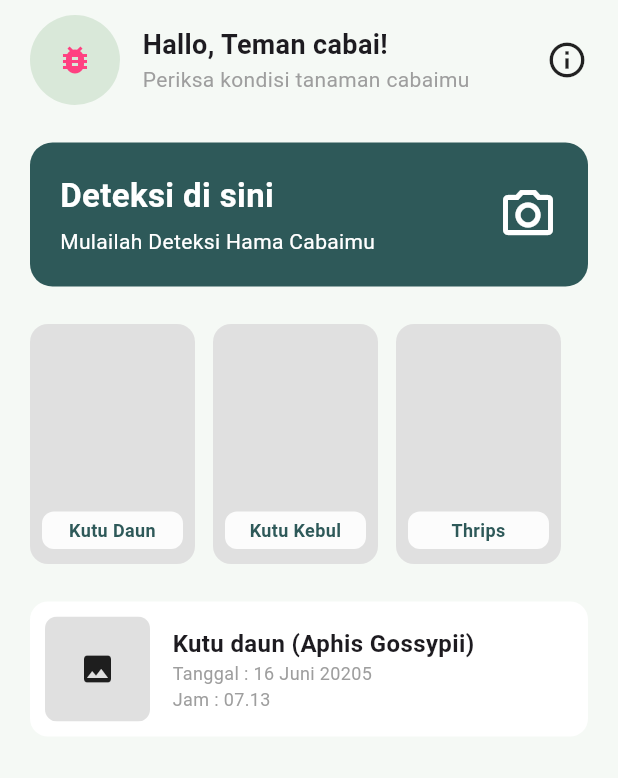
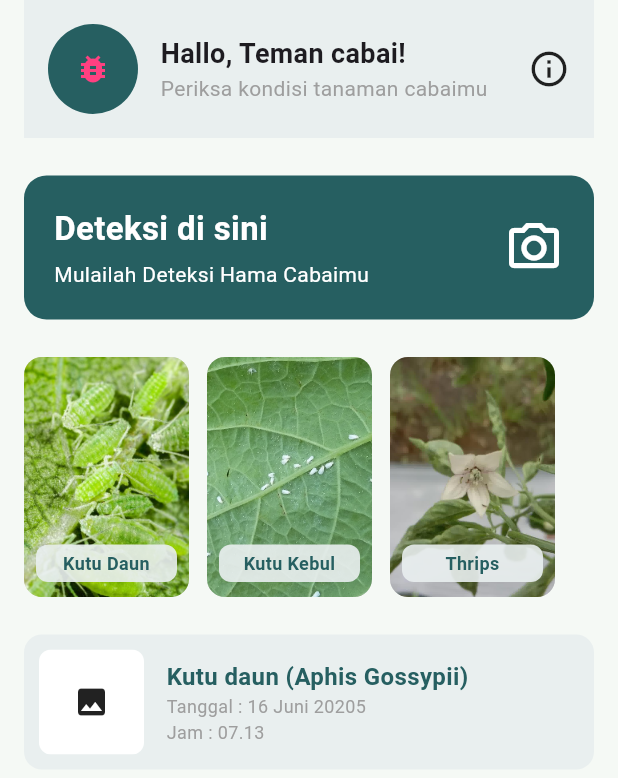
Before and after one commit to selvi937rn/hama_cabai_detect, a Flutter app: the screen it shows after launch, on a phone screen of 412 x 824 dp. Shown: the top 778 px of the screen. Run offline on Flutter 3.47's test engine with Material 3 defaults, Android fonts, the phone set to English and light mode, and no system bars; our stand-ins replace camera, image_picker; missing offline and left inert: tflite_flutter.

Commit message:
perbaikan ui dan color, gambar hama

```diff
--- a/lib/screens/home_page.dart
+++ b/lib/screens/home_page.dart
@@ -13,7 +13,7 @@ class HomePage extends StatelessWidget {
     return Scaffold(
       body: SafeArea(
         child: SingleChildScrollView(
-          padding: const EdgeInsets.symmetric(horizontal: 20.0, vertical: 10.0),
+          padding: const EdgeInsets.symmetric(horizontal: 16.0, vertical: 0.0),
           child: Column(
             crossAxisAlignment: CrossAxisAlignment.start,
             children: [
--- a/lib/widgets/detection_banner.dart
+++ b/lib/widgets/detection_banner.dart
@@ -8,7 +8,7 @@ class DetectionBanner extends StatelessWidget {
     return  Container(
       padding: const EdgeInsets.all(20),
       decoration: BoxDecoration(
-        color: const Color(0xFF2E5959),
+        color: const Color(0xFF265F61),
         borderRadius: BorderRadius.circular(15),
       ),
       child: Row(
--- a/lib/widgets/header_section.dart
+++ b/lib/widgets/header_section.dart
@@ -5,11 +5,14 @@ class HeaderSection extends StatelessWidget {
 
   @override
   Widget build(BuildContext context) {
-    return Row(
+    return Container(
+      color: Color(0xFFE9EFEF),
+      padding: const EdgeInsets.all(16.0),
+      child: Row(
         children: [
           const CircleAvatar(
             radius: 30,
-          backgroundColor: Color(0xFFD9E8D9),
+            backgroundColor: Color(0xFF265F61),
             child: Icon(
               Icons.bug_report,
               color: Colors.pinkAccent, //bisa diganti images asset
@@ -33,6 +36,7 @@ class HeaderSection extends StatelessWidget {
           ),
           const Icon(Icons.info_outline, size: 28,)
         ],
+      ),
     );
   }
 }
--- a/lib/widgets/history_item_card.dart
+++ b/lib/widgets/history_item_card.dart
@@ -9,7 +9,7 @@ class HistoryItemCard extends StatelessWidget {
       margin: const EdgeInsets.only(bottom: 18),
       padding: const EdgeInsets.all(10),
       decoration: BoxDecoration(
-        color: Colors.white,
+        color: Color(0xFFE9EFEF),
         borderRadius: BorderRadius.circular(12),
       ),
       child: Row(
@@ -19,7 +19,7 @@ class HistoryItemCard extends StatelessWidget {
             child: Container(
               width: 70,
               height: 70,
-              color: Colors.grey[300],
+              color: Colors.white,
               child: const Icon(Icons.image),
             ),
           ),
@@ -27,7 +27,7 @@ class HistoryItemCard extends StatelessWidget {
           Column(
             crossAxisAlignment: CrossAxisAlignment.start,
             children: [
-              Text("Kutu daun (Aphis Gossypii)", style: TextStyle(fontWeight: FontWeight.bold, fontSize: 16),),
+              Text("Kutu daun (Aphis Gossypii)", style: TextStyle(fontWeight: FontWeight.bold, fontSize: 16, color: Color(0xFF265F61)),),
               Text("Tanggal : 16 Juni 20205", style: TextStyle(color: Colors.grey, fontSize: 12)),
               Text("Jam : 07.13", style: TextStyle(color: Colors.grey, fontSize: 12),),
             ],
--- a/lib/widgets/pest_grid_section.dart
+++ b/lib/widgets/pest_grid_section.dart
@@ -33,6 +33,8 @@ class PestCard extends StatelessWidget {
 
   @override
   Widget build(BuildContext context) {
+    String imageName = name.toLowerCase().replaceAll(' ', '_');
+
     return Container(
       width: 110, // Lebar kartu disesuaikan
       height: 160, // Tinggi kartu agar terlihat vertikal seperti di gambar
@@ -41,12 +43,12 @@ class PestCard extends StatelessWidget {
         color: Colors.grey[300], // Warna placeholder sebelum ada gambar asli
         borderRadius: BorderRadius.circular(12),
         // Nanti kalau sudah ada gambar, gunakan dekorasi di bawah ini:
-        /*
+
         image: DecorationImage(
-          image: AssetImage('assets/images/${name.toLowerCase().replaceAll(' ', '_')}.jpg'),
+          image: AssetImage('assets/images/$imageName.jpg'),
           fit: BoxFit.cover,
         ),
-        */
+
       ),
       child: Stack(
         children: [
@@ -58,7 +60,7 @@ class PestCard extends StatelessWidget {
             child: Container(
               padding: const EdgeInsets.symmetric(vertical: 4, horizontal: 8),
               decoration: BoxDecoration(
-                color: Colors.white.withOpacity(0.9),
+                color: Color(0xFFE9EFEF).withOpacity(0.9),
                 borderRadius: BorderRadius.circular(8),
               ),
               child: Text(
@@ -67,7 +69,7 @@ class PestCard extends StatelessWidget {
                 style: const TextStyle(
                   fontSize: 12,
                   fontWeight: FontWeight.bold,
-                  color: Color(0xFF2E5959),
+                  color: Color(0xFF265F61),
                 ),
               ),
             ),
--- a/pubspec.yaml
+++ b/pubspec.yaml
@@ -64,6 +64,7 @@ flutter:
   assets:
     - assets/models/hama_model.tflite
     - assets/models/labels.txt
+    - assets/images/
 
   # To add assets to your application, add an assets section, like this:
   # assets:
```
Also changed, not shown: assets/images/kutu_daun.jpg (renamed from assets/images/kutu daun.jpg), assets/images/kutu_kebul.jpg (renamed from assets/images/kutu kebul.jpg), assets/images/tanaman_cabai.jpg (renamed from assets/images/tanaman cabai.jpg), assets/images/thrips.jpg (renamed from assets/images/thrips (126).jpg). Lines whose indentation alone changed are shown as unchanged.
